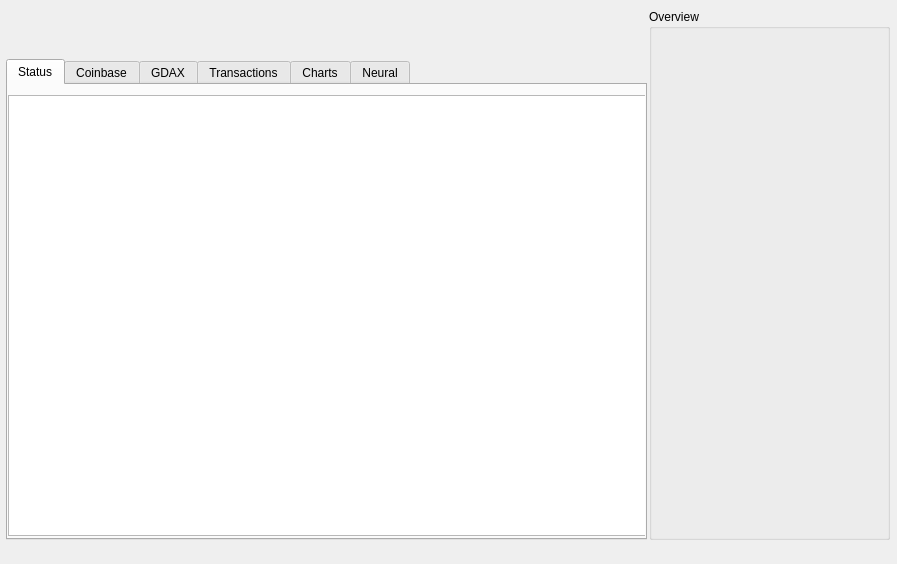
Old version of the form bpwindow.ui in the repository Xenrutcon/bitProphet-Qt.
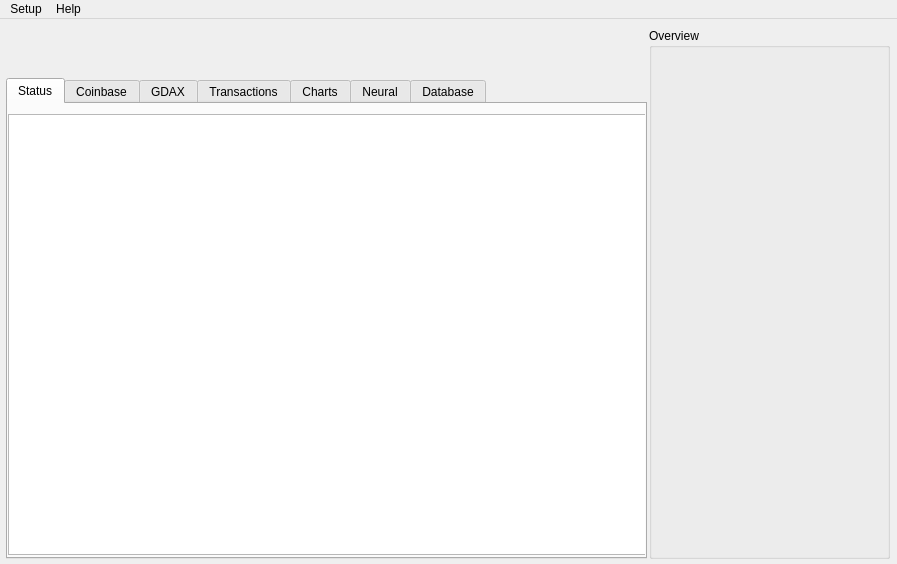
New version of the form. The open tabs and pages were chosen to show the change.

Commit message: created bitProphet class

Patch:
```diff
--- a/bpwindow.ui
+++ b/bpwindow.ui
@@ -89,6 +89,17 @@
      <attribute name="title">
       <string>Neural</string>
      </attribute>
+     <attribute name="toolTip">
+      <string>bitProphet's Neural Network</string>
+     </attribute>
+    </widget>
+    <widget class="QWidget" name="mDatabaseTab">
+     <attribute name="title">
+      <string>Database</string>
+     </attribute>
+     <attribute name="toolTip">
+      <string>Browse All Stored Data</string>
+     </attribute>
     </widget>
    </widget>
    <widget class="QGroupBox" name="groupBox">
@@ -123,6 +134,22 @@
      <height>21</height>
     </rect>
    </property>
+   <widget class="QMenu" name="menuSetup">
+    <property name="title">
+     <string>Setup</string>
+    </property>
+    <addaction name="actionAccount"/>
+   </widget>
+   <widget class="QMenu" name="menuHelp">
+    <property name="title">
+     <string>Help</string>
+    </property>
+    <addaction name="actionTips"/>
+    <addaction name="actionHow_To_Use_bitProphet"/>
+    <addaction name="actionDonate"/>
+   </widget>
+   <addaction name="menuSetup"/>
+   <addaction name="menuHelp"/>
   </widget>
  </widget>
  <layoutdefault spacing="6" margin="11"/>
```
Left out of the diff: 22 changed lines with no effect on the pictures. The commit also changes 6 other files.
